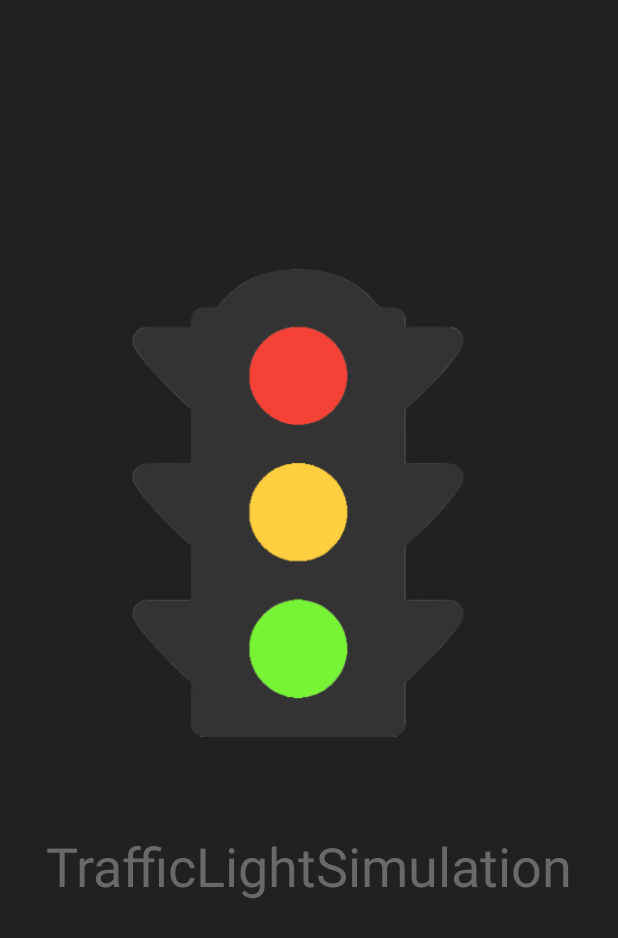
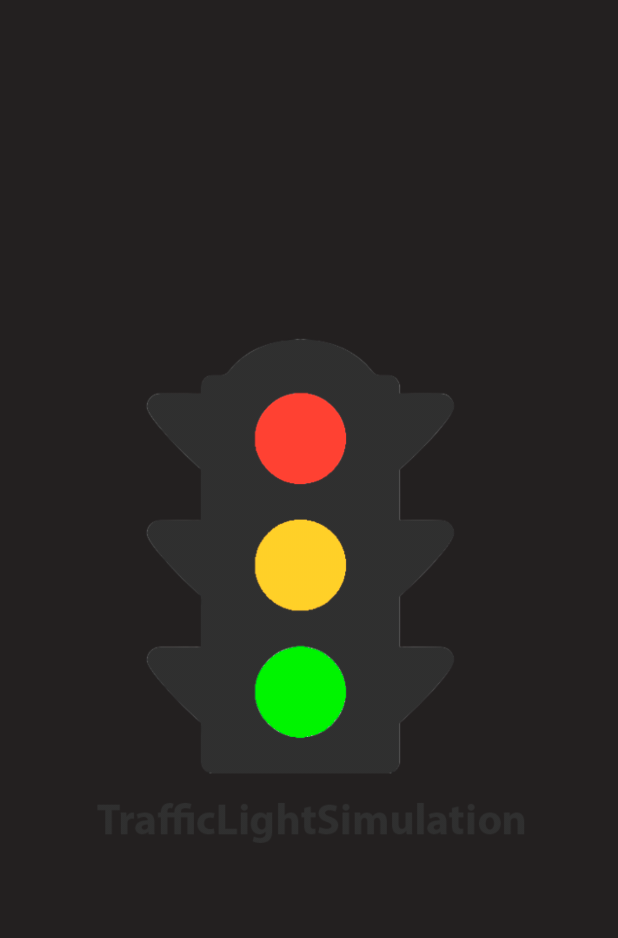
Before and after one commit to arinavalkova/traffic_light_simulation_for_android, an Android app: the layout logo_activity.xml on its own in the app's theme, with its tools: preview values and no code run, on a phone screen of 412 x 824 dp. Shown: the top 938 px of the screen. Run offline under Robolectric (Android 15) with nearby library versions, the phone set to English and light mode, and no system bars.

Commit message:
changed logo.png

```diff
--- a/app/src/main/res/layout/logo_activity.xml
+++ b/app/src/main/res/layout/logo_activity.xml
@@ -8,25 +8,13 @@
 
     <ImageView
         android:id="@+id/imageView7"
-        android:layout_width="312dp"
-        android:layout_height="371dp"
+        android:layout_width="295dp"
+        android:layout_height="416dp"
         app:layout_constraintBottom_toBottomOf="parent"
         app:layout_constraintEnd_toEndOf="parent"
-        app:layout_constraintHorizontal_bias="0.494"
         app:layout_constraintStart_toStartOf="parent"
         app:layout_constraintTop_toTopOf="parent"
-        app:layout_constraintVertical_bias="0.33"
+        app:layout_constraintVertical_bias="0.498"
         app:srcCompat="@drawable/logo" />
 
-    <TextView
-        android:id="@+id/textView4"
-        android:layout_width="wrap_content"
-        android:layout_height="wrap_content"
-        android:layout_marginTop="32dp"
-        android:text="TrafficLightSimulation"
-        android:textColor="@color/grey"
-        android:textSize="36sp"
-        app:layout_constraintEnd_toEndOf="parent"
-        app:layout_constraintStart_toStartOf="parent"
-        app:layout_constraintTop_toBottomOf="@+id/imageView7" />
 </androidx.constraintlayout.widget.ConstraintLayout>
```
Also changed, not shown: app/src/main/res/drawable/logo.png.
